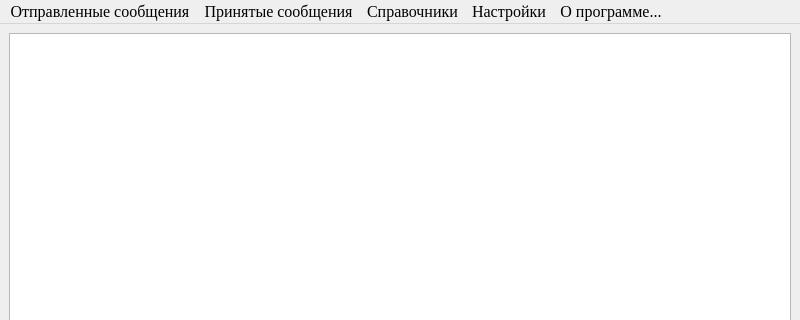
Before: the Qt Designer form regMail/mainwindow.ui in bazunaka/reg_mail, drawn with Qt 5; both pictures show x 0 to 800 and y 0 to 320 of the 800 by 600 pixel window.
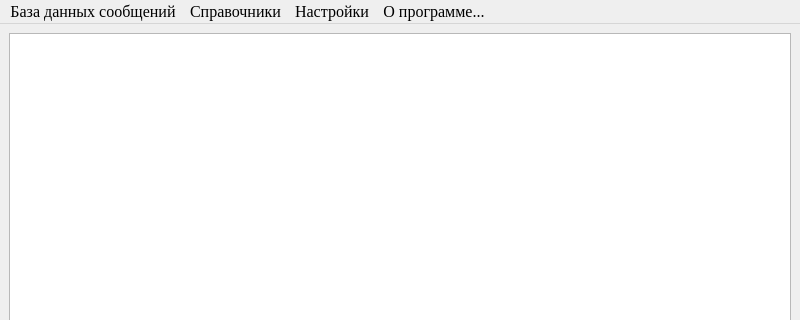
After: the same form once the commit is applied.

Patch:
```diff
--- a/regMail/mainwindow.ui
+++ b/regMail/mainwindow.ui
@@ -44,13 +44,10 @@
    </property>
    <widget class="QMenu" name="menu">
     <property name="title">
-     <string>Отправленные сообщения</string>
+     <string>База данных сообщений</string>
     </property>
-   </widget>
-   <widget class="QMenu" name="menu_2">
-    <property name="title">
-     <string>Принятые сообщения</string>
-    </property>
+    <addaction name="action_3"/>
+    <addaction name="action_4"/>
    </widget>
    <widget class="QMenu" name="menu_3">
     <property name="title">
@@ -71,7 +68,6 @@
     <addaction name="action_Qt"/>
    </widget>
    <addaction name="menu"/>
-   <addaction name="menu_2"/>
    <addaction name="menu_3"/>
    <addaction name="menu_4"/>
    <addaction name="menu_5"/>
```
Left out of the diff: 10 changed lines with no effect on the pictures.
